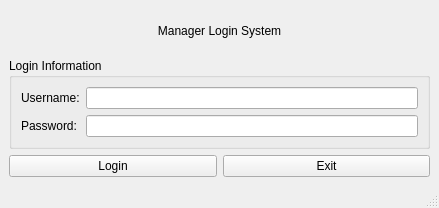
Above: Ui/ManagerLogin.ui from duckbumbum301/FinalProject before the change. Below: the same form after it.
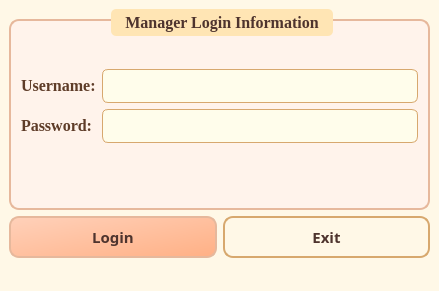
That is the form after the change.

Diff of the .ui file:
```diff
--- a/Ui/ManagerLogin.ui
+++ b/Ui/ManagerLogin.ui
@@ -7,57 +7,161 @@
     <x>0</x>
     <y>0</y>
     <width>439</width>
-    <height>208</height>
+    <height>291</height>
    </rect>
   </property>
+  <property name="font">
+   <font>
+    <family>Georgia</family>
+    <pointsize>12</pointsize>
+   </font>
+  </property>
   <property name="windowTitle">
    <string>Login System</string>
   </property>
+  <property name="styleSheet">
+   <string notr="true">QWidget {
+    background-color: #FFF8E7; 
+    font-size: 12pt;
+    color: #4E342E; 
+}</string>
+  </property>
   <widget class="QWidget" name="centralwidget">
    <layout class="QVBoxLayout" name="verticalLayoutMain">
-    <item>
-     <widget class="QLabel" name="labelTitle">
-      <property name="styleSheet">
-       <string>font: 16pt &quot;MS Shell Dlg 2&quot;;</string>
-      </property>
-      <property name="text">
-       <string>Manager Login System</string>
-      </property>
-      <property name="alignment">
-       <set>Qt::AlignCenter</set>
-      </property>
-     </widget>
-    </item>
     <item>
      <widget class="QGroupBox" name="groupBoxLoginInfo">
+      <property name="sizePolicy">
+       <sizepolicy hsizetype="Preferred" vsizetype="Fixed">
+        <horstretch>0</horstretch>
+        <verstretch>0</verstretch>
+       </sizepolicy>
+      </property>
+      <property name="maximumSize">
+       <size>
+        <width>16777215</width>
+        <height>16777205</height>
+       </size>
+      </property>
+      <property name="font">
+       <font>
+        <family>Georgia</family>
+        <pointsize>12</pointsize>
+        <weight>75</weight>
+        <bold>true</bold>
+       </font>
+      </property>
+      <property name="styleSheet">
+       <string notr="true">QGroupBox {
+    border: 2px solid #E6B89C; /* Soft brown */
+    border-radius: 10px;
+    margin-top: 10px;
+    padding: 10px;
+    font-weight: bold;
+    color: #4E342E;
+    background-color: #FFF3EB; 
+}
+QGroupBox::title {
+    subcontrol-origin: margin;
+    subcontrol-position: top center;
+    padding: 4px 12px;
+    background-color: #FFE5B4; 
+    border-radius: 5px;
+    font-size: 13pt;
+    color: #4E342E;
+}</string>
+      </property>
       <property name="title">
-       <string>Login Information</string>
+       <string>Manager Login Information</string>
       </property>
       <layout class="QFormLayout" name="formLayoutLogin">
-       <item row="0" column="0">
+       <item row="1" column="0">
         <widget class="QLabel" name="labelUsername">
+         <property name="font">
+          <font>
+           <family>Georgia</family>
+           <pointsize>12</pointsize>
+           <weight>62</weight>
+           <bold>true</bold>
+          </font>
+         </property>
+         <property name="styleSheet">
+          <string notr="true">QLabel {
+    font-weight: 500;
+    color: #5E3C28;
+	background-color:transparent;
+}</string>
+         </property>
          <property name="text">
           <string>Username:</string>
          </property>
         </widget>
        </item>
-       <item row="0" column="1">
-        <widget class="QLineEdit" name="lineEditUsername"/>
+       <item row="1" column="1">
+        <widget class="QLineEdit" name="lineEditUsername">
+         <property name="styleSheet">
+          <string notr="true">QLineEdit {
+    background-color: #FFFDEB;
+    border: 1px solid #D7A86E;
+    border-radius: 6px;
+    padding: 4px;
+    min-height: 24px; 
+    max-height: 28px; 
+}</string>
+         </property>
+        </widget>
        </item>
-       <item row="1" column="0">
+       <item row="3" column="0">
         <widget class="QLabel" name="labelPassword">
+         <property name="font">
+          <font>
+           <family>Georgia</family>
+           <pointsize>12</pointsize>
+           <weight>62</weight>
+           <bold>true</bold>
+          </font>
+         </property>
+         <property name="styleSheet">
+          <string notr="true">QLabel {
+    font-weight: 500;
+    color: #5E3C28;
+	background-color:transparent;
+}</string>
+         </property>
          <property name="text">
           <string>Password:</string>
          </property>
         </widget>
        </item>
-       <item row="1" column="1">
+       <item row="3" column="1">
         <widget class="QLineEdit" name="lineEditPassword">
+         <property name="styleSheet">
+          <string notr="true">QLineEdit {
+    background-color: #FFFDEB;
+    border: 1px solid #D7A86E;
+    border-radius: 6px;
+    padding: 4px;
+    min-height: 24px; 
+    max-height: 28px; 
+}</string>
+         </property>
          <property name="echoMode">
           <enum>QLineEdit::Password</enum>
          </property>
         </widget>
        </item>
+       <item row="0" column="0">
+        <spacer name="horizontalSpacer">
+         <property name="orientation">
+          <enum>Qt::Horizontal</enum>
+         </property>
+         <property name="sizeHint" stdset="0">
+          <size>
+           <width>40</width>
+           <height>20</height>
+          </size>
+         </property>
+        </spacer>
+       </item>
       </layout>
      </widget>
     </item>
@@ -65,6 +169,33 @@
      <layout class="QHBoxLayout" name="horizontalLayoutButtons">
       <item>
        <widget class="QPushButton" name="pushButtonLogin">
+        <property name="font">
+         <font>
+          <family>Mongolian Baiti</family>
+          <pointsize>11</pointsize>
+          <weight>75</weight>
+          <bold>true</bold>
+         </font>
+        </property>
+        <property name="styleSheet">
+         <string notr="true">QPushButton {
+    border: none;
+    padding: 8px 20px;
+    border-radius: 10px;
+    font-weight: bold;
+    color: #4E342E;
+    font-size: 11pt;
+}
+
+QPushButton{
+    background-color: qlineargradient(x1:0, y1:0, x2:1, y2:1, stop:0 #FFD1BA, stop:1 #FFB085);
+    border: 2px solid #E6B89C;
+}
+QPushButton:hover {
+    background-color: #FBAF90;
+    color: white;
+}</string>
+        </property>
         <property name="text">
          <string>Login</string>
         </property>
@@ -72,6 +203,33 @@
       </item>
       <item>
        <widget class="QPushButton" name="pushButtonExit">
+        <property name="font">
+         <font>
+          <family>Mongolian Baiti</family>
+          <pointsize>11</pointsize>
+          <weight>75</weight>
+          <bold>true</bold>
+         </font>
+        </property>
+        <property name="styleSheet">
+         <string notr="true">QPushButton {
+    border: none;
+    padding: 8px 20px;
+    border-radius: 10px;
+    font-weight: bold;
+    color: #4E342E;
+    font-size: 11pt;
+}
+QPushButton {
+    background-color: qlineargradient(x1:0, y1:0, x2:1, y2:1,
+                                      stop:0 #FAD6A5, stop:1 #EAC084);
+    border: 2px solid #D7A86E;
+}
+QPushButton:hover {
+    background-color: #EAB676;
+    color: white;
+}</string>
+        </property>
         <property name="text">
          <string>Exit</string>
         </property>
```
Left out of the diff: 2 changed lines with no effect on the pictures.
